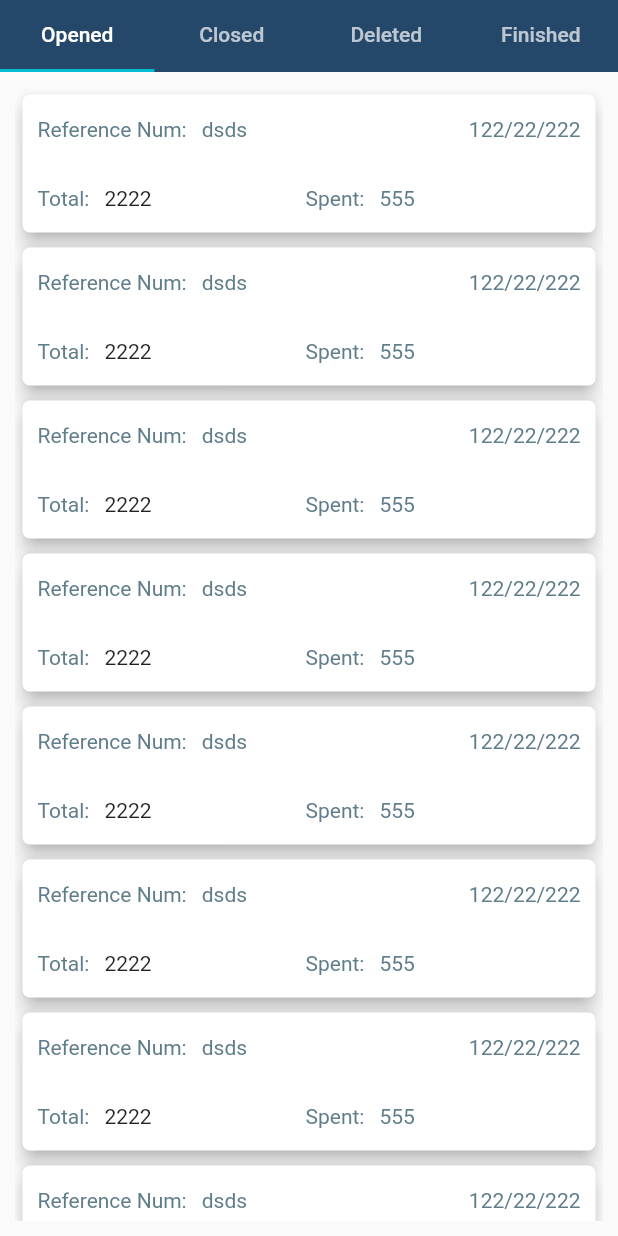
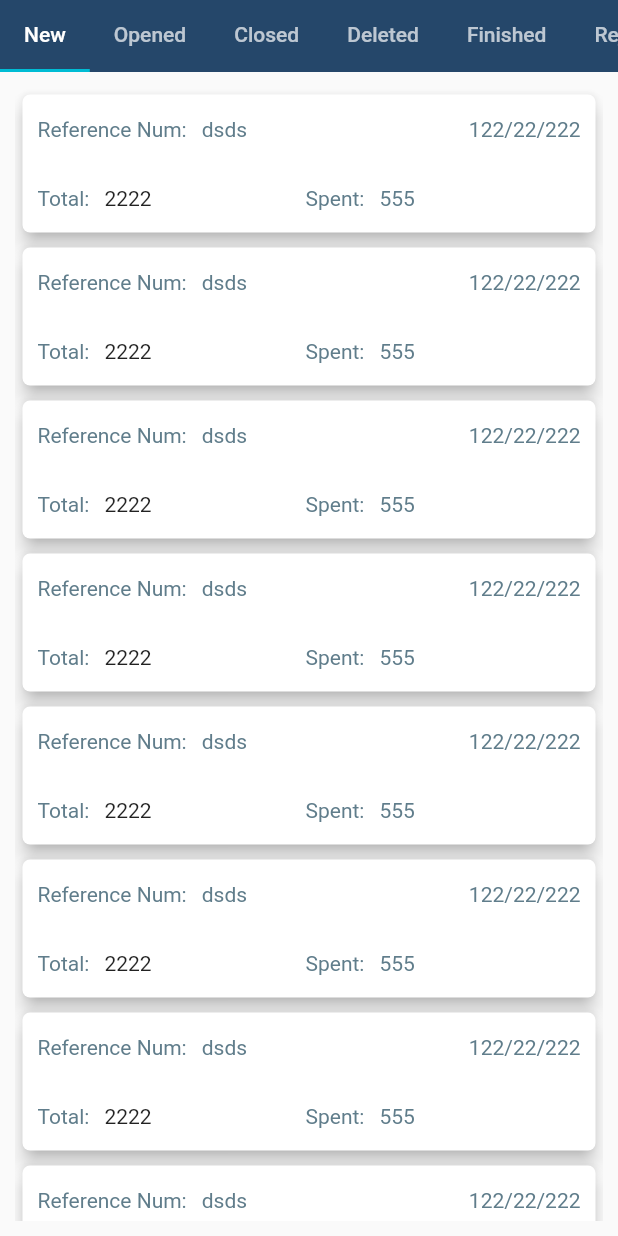
Before and after one commit to youssefshaaban/equipment, a Flutter app: the EquipmentPage screen opened directly, on a phone screen of 412 x 824 dp. Run offline on Flutter 3.47's test engine with Material 2 defaults, Android fonts, the light colour scheme and no system bars; our stand-ins replace image_picker; Roboto replaces fonts that are missing (Quicksand).

Commit message:
add two tabs in equipment

```diff
--- a/lib/pages/equipments_page.dart
+++ b/lib/pages/equipments_page.dart
@@ -8,7 +8,7 @@ class EquipmentPage extends StatelessWidget {
       length: 4,
       child: Scaffold(
           body: DefaultTabController(
-        length: 4,
+        length: 6,
         child: Column(
           children: [
             Container(
@@ -18,7 +18,11 @@ class EquipmentPage extends StatelessWidget {
                 child: TabBar(
                     indicatorColor: Theme.of(context).colorScheme.secondary,
                     indicatorSize: TabBarIndicatorSize.tab,
+                    isScrollable: true,
                     tabs: [
+                      Tab(
+                        text: "New",
+                      ),
                       Tab(
                         text: "Opened",
                       ),
@@ -30,6 +34,9 @@ class EquipmentPage extends StatelessWidget {
                       ),
                       Tab(
                         text: "Finished",
+                      ),
+                      Tab(
+                        text: "Rejected",
                       )
                     ]),
               ),
@@ -37,6 +44,8 @@ class EquipmentPage extends StatelessWidget {
             Expanded(
                 child: TabBarView(
               children: [
+                EquipmentPageList(),
+                EquipmentPageList(),
                 EquipmentPageList(),
                 EquipmentPageList(),
                 EquipmentPageList(),
```
Lines whose indentation alone changed are shown as unchanged.
